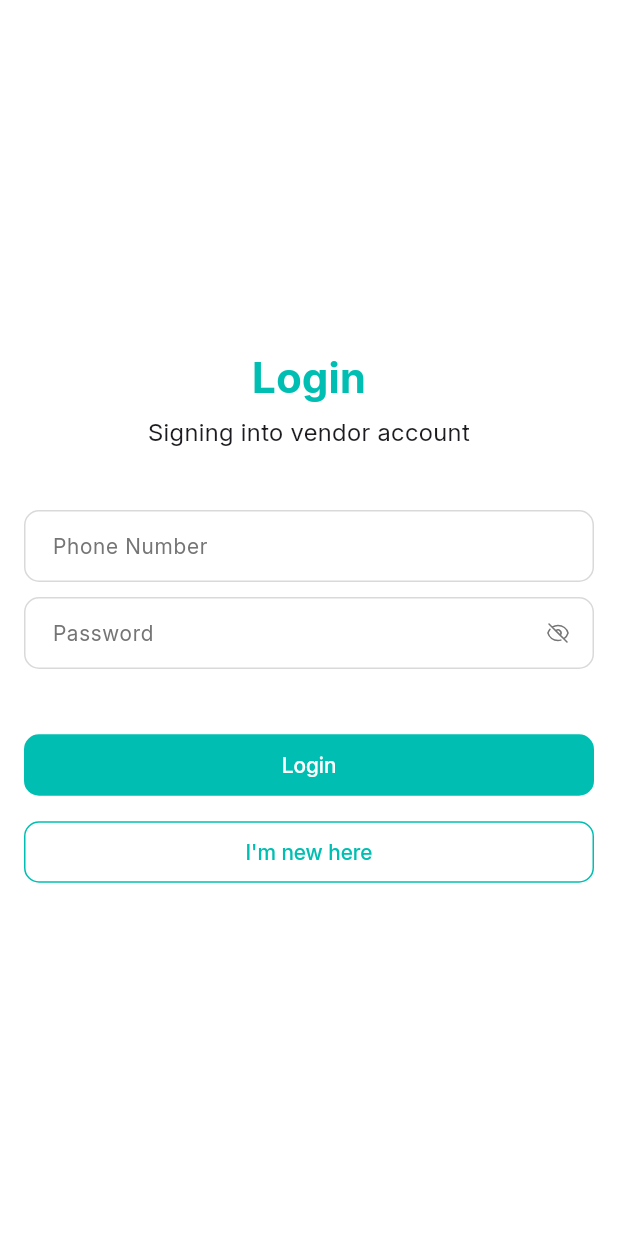
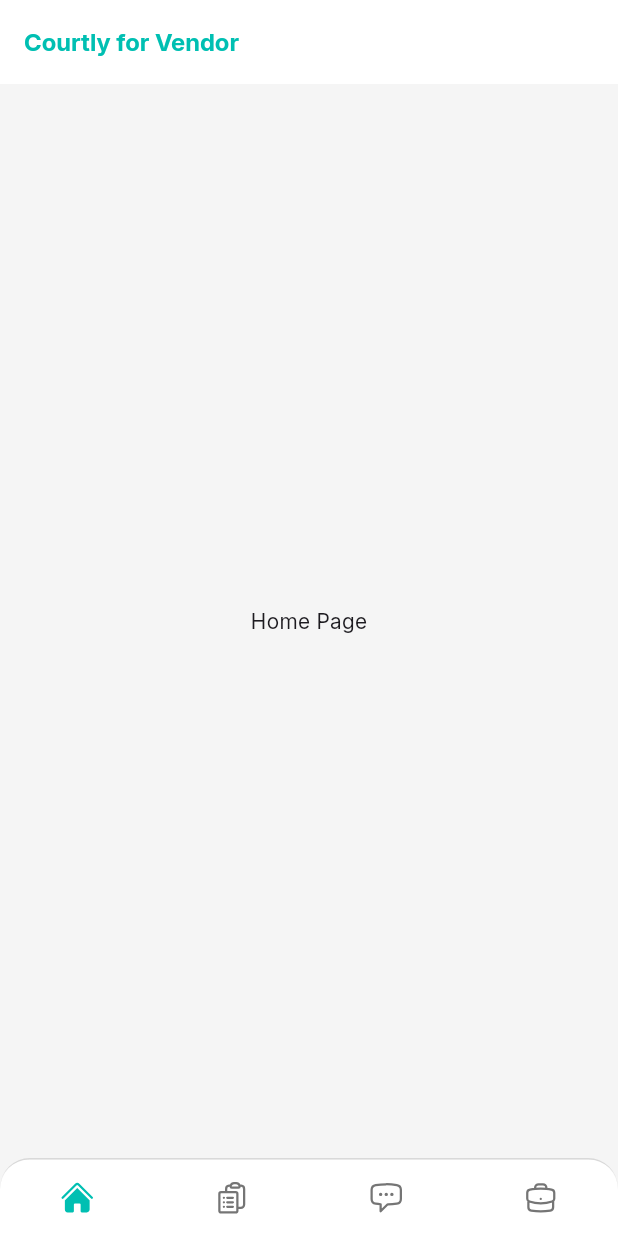
Before and after one commit to bryanfks-dev/Courtly-Vendor, a Flutter app: the screen it shows after launch, on a phone screen of 412 x 824 dp. Run offline on Flutter 3.47's test engine with Material 3 defaults, Android fonts, the phone set to English and light mode, and no system bars; our stand-ins replace heroicons.

Commit message:
update login page and add main pages

```diff
--- a/lib/data/models/login_dto.dart
+++ b/lib/data/models/login_dto.dart
@@ -1,15 +1,15 @@
 /// [LoginDTO] is a class that holds the data that is needed to login a vendor.
 ///
-/// [LoginDTO] takes [phoneNumber] and [password] as required data, [phoneNumber]
+/// [LoginDTO] takes [email] and [password] as required data
 class LoginDTO {
-  /// [phoneNumber] is the phone number of the vendor.
-  final String phoneNumber;
+  /// [email] is the phone number of the vendor.
+  final String email;
 
   /// [password] is the password of the vendor.
   final String password;
 
   LoginDTO({
-    required this.phoneNumber,
+    required this.email,
     required this.password,
   });
 
@@ -18,7 +18,7 @@ class LoginDTO {
   /// Returns a map of [String] key and [String] value.
   Map<String, String> toMap() {
     return {
-      "phone_number": phoneNumber,
+      "email": email,
       "password": password,
     };
   }
--- /dev/null
+++ b/lib/domain/entities/page_props.dart
@@ -0,0 +1,36 @@
+import 'package:flutter/material.dart';
+import 'package:heroicons/heroicons.dart';
+
+/// [PageProps] is a class to store properties of a page.
+///
+/// [PageProps] holds the [appBar], [body], [icon], [selectedIcon], and [label]
+/// of a page to shows the page identity.
+class PageProps {
+  /// [appBar] is the app bar of the page.
+  final dynamic appBar;
+
+  /// [body] is the body of the page.
+  final Widget body;
+
+  /// [icon] is the icon of the page in the bottom navigation bar.
+  final HeroIcon icon;
+
+  /// [selectedIcon] is the selected icon of the page (optional) in the bottom
+  /// navigation bar.
+  final HeroIcon? selectedIcon;
+
+  /// [label] is the label of the page in the bottom navigation bar.
+  final String label;
+
+  /// [backgroundColor] is the background color of the page.
+  final Color? backgroundColor;
+
+  PageProps({
+    required this.appBar,
+    required this.body,
+    required this.icon,
+    this.selectedIcon,
+    required this.label,
+    this.backgroundColor,
+  });
+}
--- a/lib/main.dart
+++ b/lib/main.dart
@@ -1,5 +1,6 @@
 import 'package:courtly_vendor/core/config/app_themes.dart';
 import 'package:courtly_vendor/presentation/pages/login.dart';
+import 'package:courtly_vendor/presentation/widgets/app_scaffold.dart';
 import 'package:flutter/material.dart';
 
 /// [main] is the entry point of the application.
@@ -28,7 +29,7 @@ class _MyApp extends State<MyApp> {
       title: 'Courtly Vendor',
       debugShowCheckedModeBanner: false,
       theme: AppThemes.light,
-      home: LoginPage(),
+      home: const AppScaffold(),
     );
   }
 }
--- /dev/null
+++ b/lib/presentation/pages/home.dart
@@ -0,0 +1,12 @@
+import 'package:flutter/material.dart';
+
+class HomePage extends StatelessWidget {
+  const HomePage({super.key});
+
+  @override
+  Widget build(BuildContext context) {
+    return const Center(
+      child: Text("Home Page"),
+    );
+  }
+}
--- a/lib/presentation/pages/login.dart
+++ b/lib/presentation/pages/login.dart
@@ -18,13 +18,13 @@ class LoginPage extends StatelessWidget {
   /// [_data] is the login form data.
   /// This data is used to store the login form contents.
   final LoginDTO _data = LoginDTO(
-    phoneNumber: "",
+    email: "",
     password: "",
   );
 
   /// [_textInputControllers] is the map of text input keys.
   final Map<String, TextEditingController> _textInputControllers = {
-    "phoneNumber": TextEditingController(),
+    "email": TextEditingController(),
     "password": TextEditingController(),
   };
 
@@ -65,10 +65,10 @@ class LoginPage extends StatelessWidget {
                 child: Column(
                   children: [
                     TextFormField(
-                        controller: _textInputControllers["phoneNumber"],
+                        controller: _textInputControllers["email"],
                         style: const TextStyle(fontSize: 14),
                         decoration: const InputDecoration(
-                          label: Text("Phone Number"),
+                          label: Text("Email"),
                           contentPadding:
                               EdgeInsets.symmetric(vertical: 0, horizontal: 15),
                         )),
@@ -103,32 +103,15 @@ class LoginPage extends StatelessWidget {
                   ],
                 )),
             const SizedBox(height: 40),
-            Column(
-              children: [
             PrimaryButton(
               onPressed: () {
                 // Return to previous page
                 Navigator.pop(context);
               },
               style: ButtonStyle(
-                    minimumSize:
-                        WidgetStateProperty.all(const Size.fromHeight(0)),
+                minimumSize: WidgetStateProperty.all(const Size.fromHeight(0)),
               ),
               child: const Text("Login"),
-                ),
-                const SizedBox(height: 10),
-                SecondaryButton(
-                  onPressed: () {
-                    // Navigate to register page
-                    Navigator.pushNamed(context, Routes.register);
-                  },
-                  style: ButtonStyle(
-                    minimumSize:
-                        WidgetStateProperty.all(const Size.fromHeight(0)),
-                  ),
-                  child: const Text("I'm new here"),
-                ),
-              ],
             )
           ],
         ),
--- /dev/null
+++ b/lib/presentation/widgets/app_scaffold.dart
@@ -0,0 +1,90 @@
+import 'package:courtly_vendor/core/constants/color_schemes.dart';
+import 'package:courtly_vendor/domain/entities/page_props.dart';
+import 'package:courtly_vendor/presentation/pages/home.dart';
+import 'package:courtly_vendor/presentation/pages/orders.dart';
+import 'package:courtly_vendor/presentation/pages/reviews.dart';
+import 'package:courtly_vendor/presentation/pages/vendor_profile.dart';
+import 'package:courtly_vendor/presentation/widgets/bottom_navbar.dart';
+import 'package:courtly_vendor/presentation/widgets/centered_app_bar.dart';
+import 'package:courtly_vendor/presentation/widgets/default_app_bar.dart';
+import 'package:flutter/material.dart';
+import 'package:heroicons/heroicons.dart';
+
+/// [AppScaffold] is the main application scaffold widget.
+/// This widget is the root of the application.
+class AppScaffold extends StatefulWidget {
+  const AppScaffold({
+    super.key,
+  });
+
+  @override
+  State<AppScaffold> createState() => _AppScaffold();
+}
+
+class _AppScaffold extends State<AppScaffold> {
+  /// [_selectedIndex] is the index of the selected page
+  /// from bottom navigation bar.
+  int _selectedIndex = 0;
+
+  /// [pages] is the list of pages that can be selected from
+  /// bottom navigation bar.
+  final List<PageProps> pages = [
+    PageProps(
+        appBar: const DefaultAppBar(),
+        body: const HomePage(),
+        icon: const HeroIcon(HeroIcons.home),
+        selectedIcon:
+            const HeroIcon(HeroIcons.home, style: HeroIconStyle.solid),
+        label: "Home",
+        backgroundColor: ColorSchemes.secondaryBackground),
+    PageProps(
+        appBar: const CenteredAppBar(title: "Orders"),
+        body: const OrdersPage(),
+        icon: const HeroIcon(HeroIcons.clipboardDocumentList),
+        selectedIcon: const HeroIcon(HeroIcons.clipboardDocumentList,
+            style: HeroIconStyle.solid),
+        label: "Orders",
+        backgroundColor: ColorSchemes.secondaryBackground),
+    PageProps(
+        appBar: const CenteredAppBar(title: "Reviews"),
+        body: const ReviewsPage(),
+        icon: const HeroIcon(HeroIcons.chatBubbleLeftEllipsis),
+        selectedIcon: const HeroIcon(HeroIcons.chatBubbleLeftEllipsis,
+            style: HeroIconStyle.solid),
+        label: "Reviews",
+        backgroundColor: ColorSchemes.secondaryBackground),
+    PageProps(
+        appBar: const CenteredAppBar(title: "Vendor Profile"),
+        body: const VendorProfilePage(),
+        icon: const HeroIcon(HeroIcons.briefcase),
+        selectedIcon:
+            const HeroIcon(HeroIcons.briefcase, style: HeroIconStyle.solid),
+        label: "Vendor Profile",
+        backgroundColor: ColorSchemes.secondaryBackground)
+  ];
+
+  /// [_changePage] is a function to change page using bottom navigation bar.
+  /// It takes [newIndex] as the index of the new page.
+  ///
+  /// - Parameters:
+  ///   - [newIndex]: The index of the new page.
+  ///
+  /// - Returns: void
+  void _changePage(int newIndex) {
+    setState(() {
+      _selectedIndex = newIndex;
+    });
+  }
+
+  @override
+  Widget build(BuildContext context) {
+    return Scaffold(
+      resizeToAvoidBottomInset: true,
+      appBar: pages[_selectedIndex].appBar,
+      body: pages[_selectedIndex].body,
+      backgroundColor: pages[_selectedIndex].backgroundColor,
+      bottomNavigationBar: BottomNavbar(
+          pages: pages, selectedIndex: _selectedIndex, changePage: _changePage),
+    );
+  }
+}
--- /dev/null
+++ b/lib/presentation/widgets/bottom_navbar.dart
@@ -0,0 +1,67 @@
+import 'package:courtly_vendor/core/constants/color_schemes.dart';
+import 'package:courtly_vendor/domain/entities/page_props.dart';
+import 'package:flutter/material.dart';
+
+class BottomNavbar extends StatelessWidget {
+  const BottomNavbar(
+      {super.key,
+      required this.pages,
+      required this.selectedIndex,
+      required this.changePage});
+
+  /// [pages] is the list of pages that can be selected from
+  final List<PageProps> pages;
+
+  /// [selectedIndex] is the selected index of the page
+  final int selectedIndex;
+
+  /// [changePage] is a function to change page using bottom navigation bar.
+  final void Function(int) changePage;
+
+  @override
+  Widget build(BuildContext context) {
+    return Container(
+      height: 52,
+      decoration: BoxDecoration(
+        borderRadius: const BorderRadius.vertical(top: Radius.circular(20)),
+        border: Border(
+          top: BorderSide(
+            color: ColorSchemes.subtle,
+            width: 1,
+          ),
+        ),
+      ),
+      child: ClipRRect(
+        borderRadius: const BorderRadius.vertical(top: Radius.circular(20)),
+        child: BottomNavigationBar(
+          type: BottomNavigationBarType.fixed,
+          backgroundColor: ColorSchemes.primaryBackground,
+          currentIndex: selectedIndex,
+          items: [
+            for (int i = 0; i < pages.length; i++) ...[
+              BottomNavigationBarItem(
+                  icon: (selectedIndex == i)
+                      ? (pages[i].selectedIcon ?? pages[i].icon)
+                      : pages[i].icon,
+                  label: pages[i].label),
+            ]
+          ],
+          iconSize: 24,
+          selectedFontSize: 0,
+          unselectedFontSize: 0,
+          showSelectedLabels: false,
+          showUnselectedLabels: false,
+          selectedItemColor: Theme.of(context).colorScheme.primary,
+          onTap: (int newIndex) {
+            if (selectedIndex == newIndex) {
+              return;
+            }
+
+            // Change the page.
+            changePage(newIndex);
+          },
+        ),
+      ),
+    );
+  }
+}
--- /dev/null
+++ b/lib/presentation/widgets/default_app_bar.dart
@@ -0,0 +1,26 @@
+import 'package:courtly_vendor/core/constants/color_schemes.dart';
+import 'package:flutter/material.dart';
+
+/// [DefaultAppBar] is a custom AppBar widget that is used as the default AppBar
+/// for the application.
+/// [DefaultAppBar] is mainly used in home page.
+class DefaultAppBar extends StatelessWidget implements PreferredSizeWidget {
+  const DefaultAppBar({super.key}) : preferredSize = const Size.fromHeight(56);
+
+  @override
+
+  /// [preferredSize] is the preferred size of the AppBar.
+  final Size preferredSize;
+
+  @override
+  Widget build(BuildContext context) {
+    return AppBar(
+        title: Text(
+      "Courtly for Vendor",
+      style: TextStyle(
+          fontSize: 16,
+          fontWeight: FontWeight.bold,
+          color: ColorSchemes.primary),
+    ));
+  }
+}
```
Also changed, not shown: lib/presentation/pages/orders.dart (added, +12 -0 lines), lib/presentation/pages/reviews.dart (added, +12 -0 lines), lib/presentation/pages/vendor_profile.dart (added, +12 -0 lines), lib/presentation/widgets/backable_centered_app_bar.dart (added, +70 -0 lines), lib/presentation/widgets/bottom_modal_sheet.dart (added, +32 -0 lines), lib/presentation/widgets/centered_app_bar.dart (added, +29 -0 lines). Lines whose indentation alone changed are shown as unchanged.
